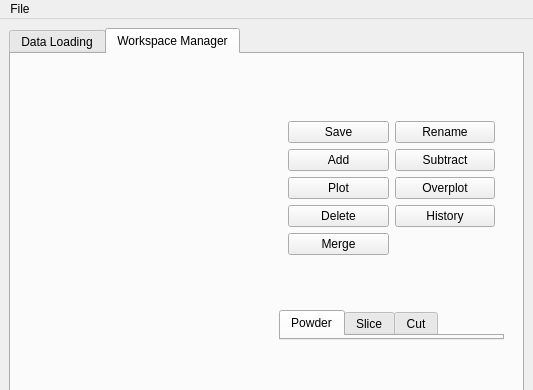
Qt form mslice/app/mainwindow.ui (mantidproject/mslice) before a commit; both pictures show x 0 to 533 and y 0 to 390 of the 533 by 602 pixel window.
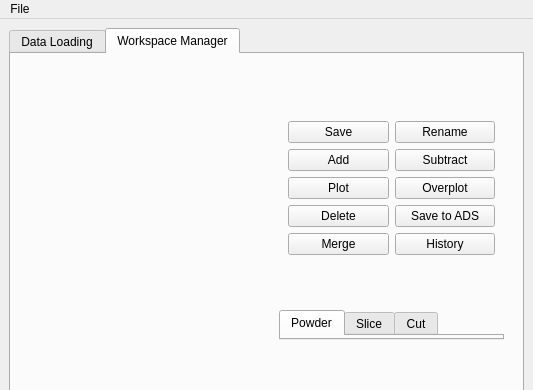
The same form after that commit. The open tabs and pages were chosen to show the change. Custom widgets are drawn as their Qt base class.

Diff of the .ui file:
```diff
--- a/mslice/app/mainwindow.ui
+++ b/mslice/app/mainwindow.ui
@@ -98,7 +98,7 @@
                 </spacer>
                </item>
                <item row="6" column="1">
-                <widget class="QPushButton" name="btnHistory">
+                <widget class="QPushButton" name="btnSaveToADS">
                  <property name="enabled">
                   <bool>true</bool>
                  </property>
@@ -109,7 +109,7 @@
                   </size>
                  </property>
                  <property name="text">
-                  <string>History</string>
+                  <string>Save to ADS</string>
                  </property>
                 </widget>
                </item>
@@ -217,6 +217,13 @@
                  </property>
                 </spacer>
                </item>
+               <item row="7" column="1">
+                <widget class="QPushButton" name="btnHistory">
+                 <property name="text">
+                  <string>History</string>
+                 </property>
+                </widget>
+               </item>
               </layout>
              </widget>
             </item>
```
